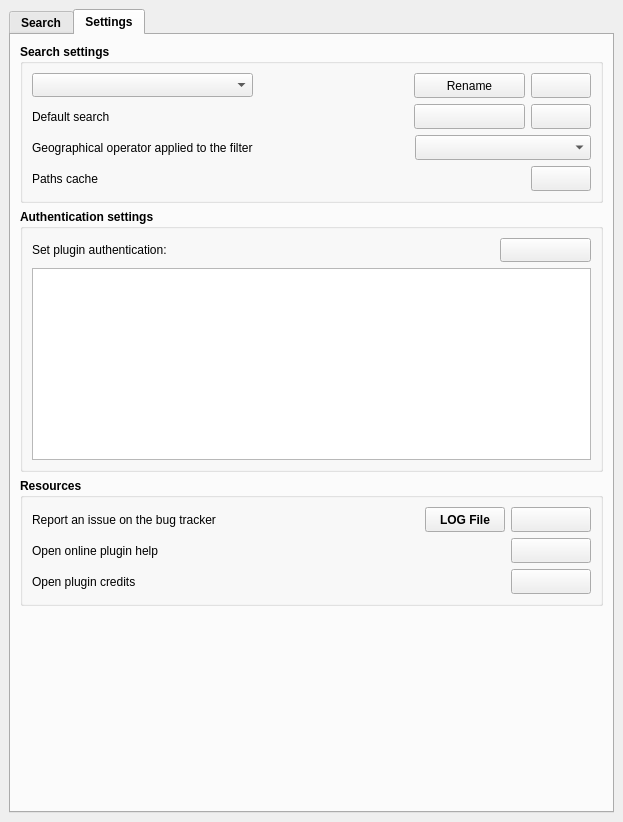
Old version of the form ui/isogeo_dockwidget_base.ui in the repository isogeo/isogeo-plugin-qgis.
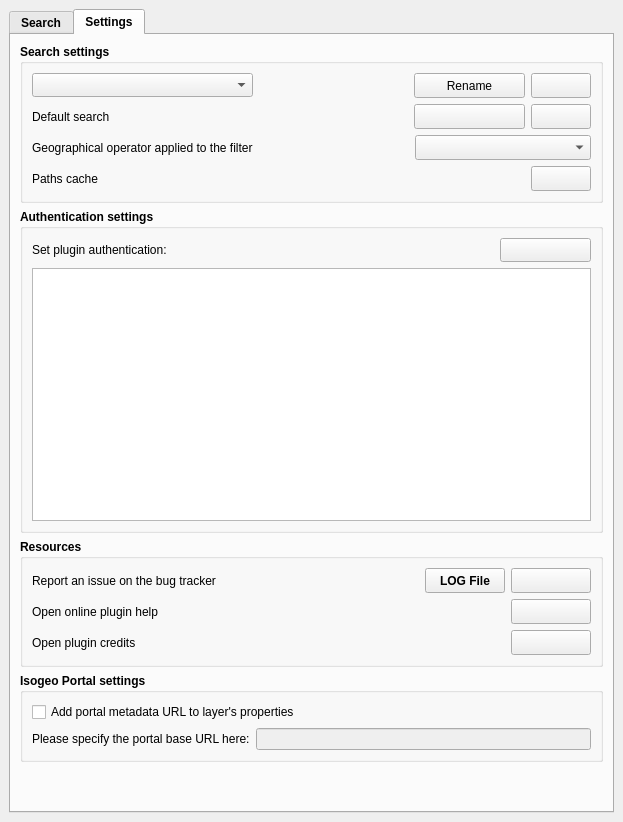
New version of the form. The open tabs and pages were chosen to show the change. Icons and pictures are not drawn. Custom widgets are drawn as their Qt base class.

Commit message:
Add checkbox and text line edit widgets to UI Settings tab
#312

Patch:
```diff
--- a/ui/isogeo_dockwidget_base.ui
+++ b/ui/isogeo_dockwidget_base.ui
@@ -1236,20 +1236,7 @@
         <string>Settings</string>
        </attribute>
        <layout class="QGridLayout" name="gridLayout_7">
-        <item column="0" row="7">
-         <spacer name="verticalSpacer">
-          <property name="orientation">
-           <enum>Qt::Vertical</enum>
-          </property>
-          <property name="sizeHint" stdset="0">
-           <size>
-            <width>20</width>
-            <height>105</height>
-           </size>
-          </property>
-         </spacer>
-        </item>
-        <item column="0" row="0">
+        <item row="1" column="0">
          <widget class="QGroupBox" name="groupBox_2">
           <property name="minimumSize">
            <size>
@@ -1543,14 +1530,21 @@
           </layout>
          </widget>
         </item>
-        <item column="0" row="5">
+        <item row="6" column="0">
          <widget class="QGroupBox" name="groupBox">
           <property name="title">
            <string>Authentication settings</string>
           </property>
           <layout class="QGridLayout" name="gridLayout_5">
-           <item column="0" row="1">
-            <widget class="QTextBrowser" name="txt_shares" />
+           <item row="1" column="0">
+            <widget class="QTextBrowser" name="txt_shares">
+             <property name="maximumSize">
+              <size>
+               <width>16777215</width>
+               <height>300</height>
+              </size>
+             </property>
+            </widget>
            </item>
            <item column="0" row="0">
             <layout class="QHBoxLayout" name="horizontalLayout_21">
@@ -1602,8 +1596,8 @@
           </layout>
          </widget>
         </item>
-        <item column="0" row="6">
-         <widget class="QGroupBox" name="groupBox_4">
+        <item row="7" column="0">
+         <widget class="QGroupBox" name="groupBox_3">
           <property name="title">
            <string>Resources</string>
           </property>
@@ -1827,6 +1821,81 @@
           </layout>
          </widget>
         </item>
+        <item row="8" column="0">
+         <widget class="QGroupBox" name="groupBox_4">
+          <property name="title">
+           <string>Isogeo Portal settings</string>
+          </property>
+          <layout class="QGridLayout" name="gridLayout_3">
+           <item row="1" column="0">
+            <layout class="QVBoxLayout" name="verticalLayout">
+             <item>
+              <widget class="QCheckBox" name="checkBox">
+               <property name="font">
+                <font>
+                 <weight>50</weight>
+                 <bold>false</bold>
+                </font>
+               </property>
+               <property name="text">
+                <string>Add portal metadata URL to layer's properties</string>
+               </property>
+               <property name="checkable">
+                <bool>true</bool>
+               </property>
+               <property name="checked">
+                <bool>false</bool>
+               </property>
+              </widget>
+             </item>
+             <item>
+              <layout class="QHBoxLayout" name="horizontalLayout_7">
+               <item>
+                <widget class="QLabel" name="label_portal_url">
+                 <property name="font">
+                  <font>
+                   <weight>50</weight>
+                   <bold>false</bold>
+                  </font>
+                 </property>
+                 <property name="layoutDirection">
+                  <enum>Qt::LeftToRight</enum>
+                 </property>
+                 <property name="text">
+                  <string>Please specify the portal base URL here:</string>
+                 </property>
+                </widget>
+               </item>
+               <item>
+                <widget class="QLineEdit" name="lineEdit_portal_url">
+                 <property name="enabled">
+                  <bool>false</bool>
+                 </property>
+                </widget>
+               </item>
+              </layout>
+             </item>
+            </layout>
+           </item>
+          </layout>
+         </widget>
+        </item>
+        <item row="9" column="0">
+         <spacer name="verticalSpacer">
+          <property name="orientation">
+           <enum>Qt::Vertical</enum>
+          </property>
+          <property name="sizeType">
+           <enum>QSizePolicy::Fixed</enum>
+          </property>
+          <property name="sizeHint" stdset="0">
+           <size>
+            <width>20</width>
+            <height>40</height>
+           </size>
+          </property>
+         </spacer>
+        </item>
        </layout>
       </widget>
      </widget>
@@ -1835,17 +1904,17 @@
   </widget>
  </widget>
  <customwidgets>
+  <customwidget>
+   <class>QgsCheckableComboBox</class>
+   <extends>QComboBox</extends>
+   <header>qgscheckablecombobox.h</header>
+  </customwidget>
   <customwidget>
    <class>QgsCollapsibleGroupBox</class>
    <extends>QGroupBox</extends>
    <header>qgis.gui</header>
    <container>1</container>
   </customwidget>
-  <customwidget>
-    <class>QgsCheckableComboBox</class>
-    <extends>QComboBox</extends>
-    <header>qgis.gui</header>
-  </customwidget>
  </customwidgets>
  <connections />
 </ui>
```
Left out of the diff: 99 changed lines with no effect on the pictures.
